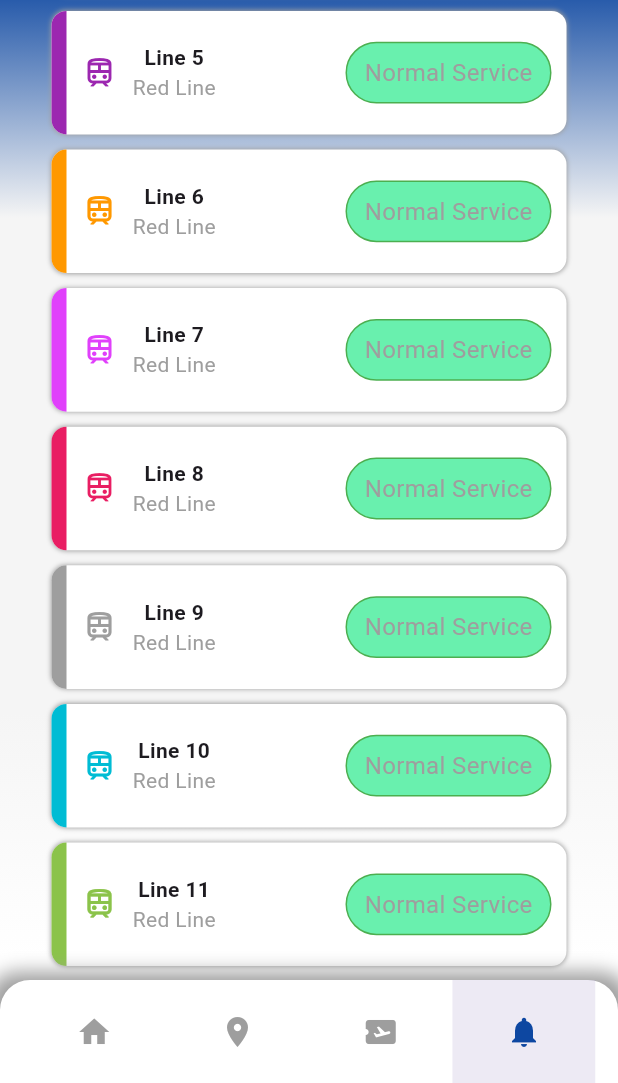
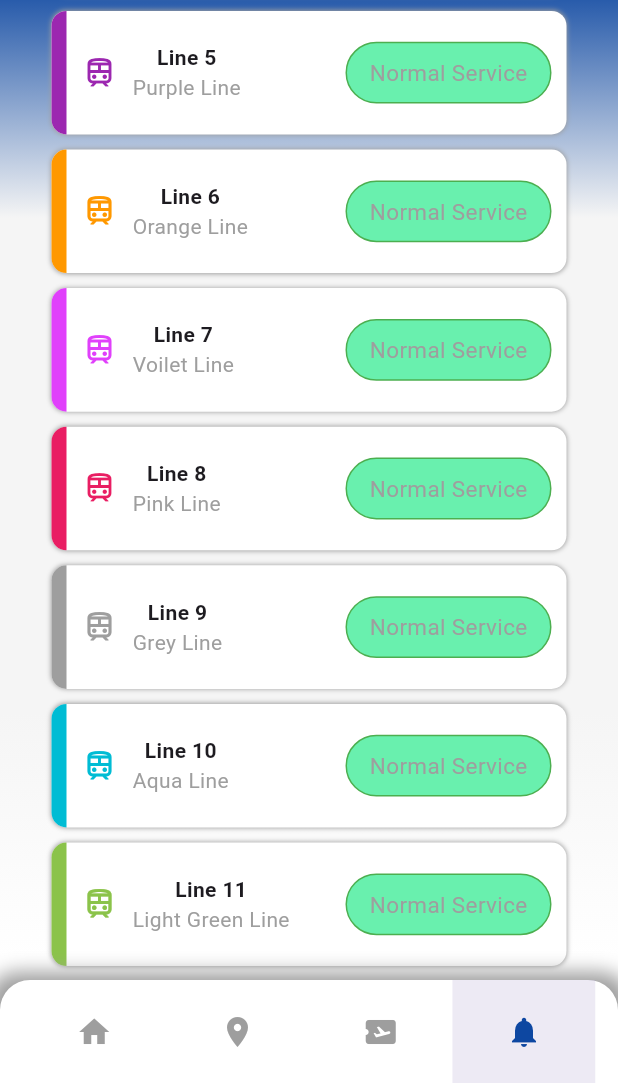
Before and after one commit to Wrench333/CSA_Task1, a Flutter app: the Line screen opened by its route, scrolled down 344 dp, on a phone screen of 412 x 824 dp, the part 153-1236 px from its top. Run offline on Flutter 3.47's test engine with Material 3 defaults, Android fonts, the phone set to English and light mode, and no system bars; our stand-ins replace flutter_svg; project files that could hold a hidden picture were left out.

Commit message:
minor changes 1

```diff
--- a/lib/line.dart
+++ b/lib/line.dart
@@ -10,7 +10,7 @@ class Line extends StatefulWidget {
 class _LineState extends State<Line> {
   List<bool> _selections = [false, false, false, true];
   List<Color?> colors = [Colors.red,Colors.yellow[300],Colors.blue[800],Colors.green,Colors.purple,Colors.orange,Colors.purpleAccent,Colors.pink,Colors.grey,Colors.cyan,Colors.lightGreen];
-
+  List<String> colors_string = ['Red','Yellow','Blue','Green','Purple','Orange','Voilet','Pink','Grey','Aqua','Light Green'];
   @override
   Widget build(BuildContext context) {
     Size size = MediaQuery.of(context).size;
@@ -136,7 +136,7 @@ class _LineState extends State<Line> {
                                               fontWeight: FontWeight.bold),
                                         ),
                                         Text(
-                                          "Red Line",
+                                          "${colors_string[index]} Line",
                                           style: TextStyle(color: Colors.grey),
                                         ),
                                       ],
@@ -154,7 +154,7 @@ class _LineState extends State<Line> {
                                   child: Center(
                                       child: Text(
                                     'Normal Service',
-                                    style: TextStyle(color: Colors.grey,fontSize: 16.0),
+                                    style: TextStyle(color: Colors.grey,fontSize: 15.0),
                                   )),
                                 )
                               ],
```
Also changed, not shown: lib/main.dart (+16 -1 lines).
